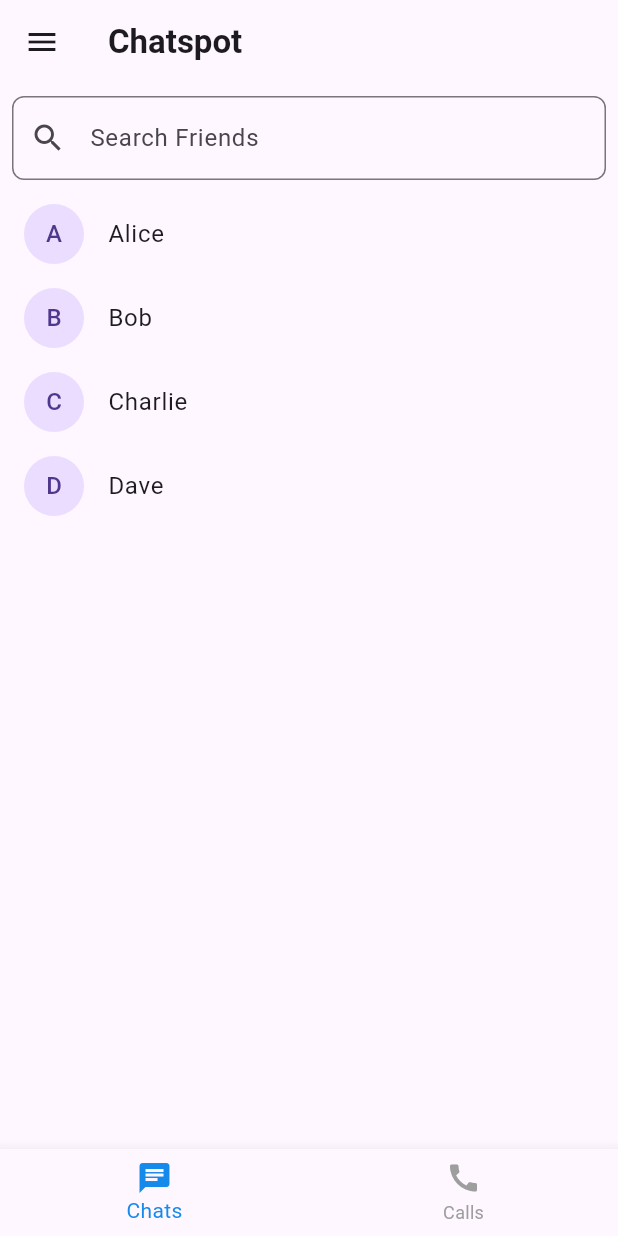
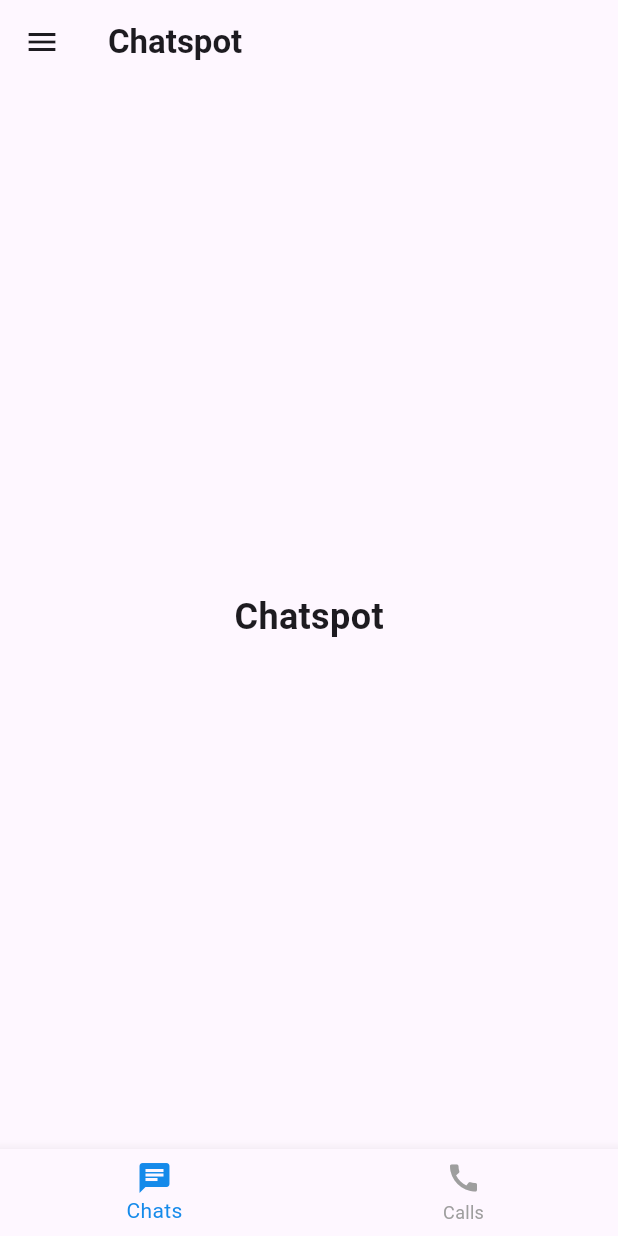
Before and after one commit to arafat-mahmud/chatspot, a Flutter app: the HomePage screen opened directly, on a phone screen of 412 x 824 dp. Run offline on Flutter 3.47's test engine with Material 3 defaults, Android fonts, the phone set to English and light mode, and no system bars; our stand-ins replace cloud_firestore, email_validator, emoji_picker_flutter, firebase_auth, firebase_core; accounts and stored records are empty.

Commit message:
remove search bar & chat list

```diff
--- a/lib/chats&calls_button.dart
+++ b/lib/chats&calls_button.dart
@@ -1,7 +1,7 @@
 import 'package:flutter/material.dart';
 import 'drawer_button.dart'; // Import the CustomDrawer
-import 'views/chat/chat_screen.dart'; // Import the ChatsPage
-import 'views/chat/call_screen.dart'; // Import the CallScreen instead of CallsPage
+import 'views/chat/chat_list.dart'; // Import the ChatsPage
+import 'views/chat/call_screen.dart'; // Import the CallScreen
 
 class HomePage extends StatefulWidget {
   @override
@@ -12,7 +12,7 @@ class _HomePageState extends State<HomePage> {
   int _selectedIndex = 0;
 
   static final List<Widget> _pages = <Widget>[
-    ChatsPage(),
+    ChatsPage(), // This uses the updated ChatList
     CallScreen(),
   ];
 
--- a/lib/views/chat/chat_list.dart
+++ b/lib/views/chat/chat_list.dart
@@ -1,121 +1,27 @@
 import 'package:flutter/material.dart';
-import 'user_chat_screen.dart'; // Import the new user chat screen
 
-class ChatList extends StatefulWidget {
-  @override
-  _ChatListState createState() => _ChatListState();
-}
-
-class _ChatListState extends State<ChatList> {
-  final List<String> chatItems = [
-    'Alice',
-    'Bob',
-    'Charlie',
-    'Dave',
-  ];
-
-  late List<String> filteredChatItems;
-  final TextEditingController searchController = TextEditingController();
-  final FocusNode searchFocusNode = FocusNode();
-
-  @override
-  void initState() {
-    super.initState();
-    filteredChatItems = chatItems;
-    searchController.addListener(() {
-      filterChats();
-    });
-  }
-
-  @override
-  void dispose() {
-    searchController.dispose();
-    searchFocusNode.dispose();
-    super.dispose();
-  }
-
-  void filterChats() {
-    final query = searchController.text.toLowerCase();
-    setState(() {
-      filteredChatItems = chatItems
-          .where((chat) => chat.toLowerCase().contains(query))
-          .toList();
-    });
-  }
-
+class ChatList extends StatelessWidget {
   @override
   Widget build(BuildContext context) {
-    return GestureDetector(
-      onTap: () {
-        FocusScope.of(context).unfocus(); // Unfocus when tapping outside
-      },
-      child: Column(
-        children: [
-          Padding(
-            padding: const EdgeInsets.all(8.0),
-            child: TextField(
-              controller: searchController,
-              focusNode: searchFocusNode,
-              decoration: InputDecoration(
-                labelText: 'Search Friends',
-                border: OutlineInputBorder(
-                  borderRadius: BorderRadius.circular(8.0),
-                ),
-                prefixIcon: Icon(Icons.search),
-              ),
-            ),
+    return Scaffold(
+      body: Center(
+        child: Text(
+          'Chatspot',
+          style: TextStyle(
+            fontSize: 24.0,
+            fontWeight: FontWeight.bold,
           ),
-          Expanded(
-            child: ListView.builder(
-              itemCount: filteredChatItems.length,
-              itemBuilder: (context, index) {
-                return ListTile(
-                  leading: CircleAvatar(
-                    child: Text(filteredChatItems[index][0]),
-                  ),
-                  title: Text(filteredChatItems[index]),
-                  onTap: () {
-                    Navigator.push(
-                      context,
-                      MaterialPageRoute(
-                        builder: (context) =>
-                            UserChatScreen(userName: filteredChatItems[index]),
-                      ),
-                    ).then((_) {
-                      // Ensure the search bar is unfocused when returning
-                      if (searchFocusNode.hasFocus) {
-                        searchFocusNode.unfocus();
-                      }
-                      searchFocusNode.unfocus();
-                    });
-                  },
-                );
-              },
-            ),
-          ),
-        ],
+        ),
       ),
     );
   }
 }
 
-class ChatScreen extends StatelessWidget {
-  final String chatName;
-
-  ChatScreen({required this.chatName});
-
+class ChatsPage extends StatelessWidget {
   @override
   Widget build(BuildContext context) {
     return Scaffold(
-      appBar: AppBar(
-        title: Text(chatName),
-      ),
-      body: Center(
-        child: Text(
-          'Chat with $chatName',
-          style: TextStyle(fontSize: 24.0),
-        ),
-      ),
+      body: ChatList(),
     );
   }
 }
--- a/lib/views/chat/chat_screen.dart
+++ /dev/null
@@ -1,25 +0,0 @@
-import 'package:flutter/material.dart';
-import 'chat_list.dart';
-
-class ChatScreen extends StatelessWidget {
-  @override
-  Widget build(BuildContext context) {
-    return Scaffold(
-      appBar: AppBar(
-        title: Text('Chat Screen'),
-      ),
-      body: Center(
-        child: Text('Welcome to the Chat Screen!'),
-      ),
-    );
-  }
-}
-
-class ChatsPage extends StatelessWidget {
-  @override
-  Widget build(BuildContext context) {
-    return Scaffold(
-      body: ChatList(),
-    );
-  }
-}
```
Also changed, not shown: lib/views/chat/user_chat_screen.dart (+10 -22 lines), lib/views/chat/call_screen.dart (line endings or trailing spaces).
